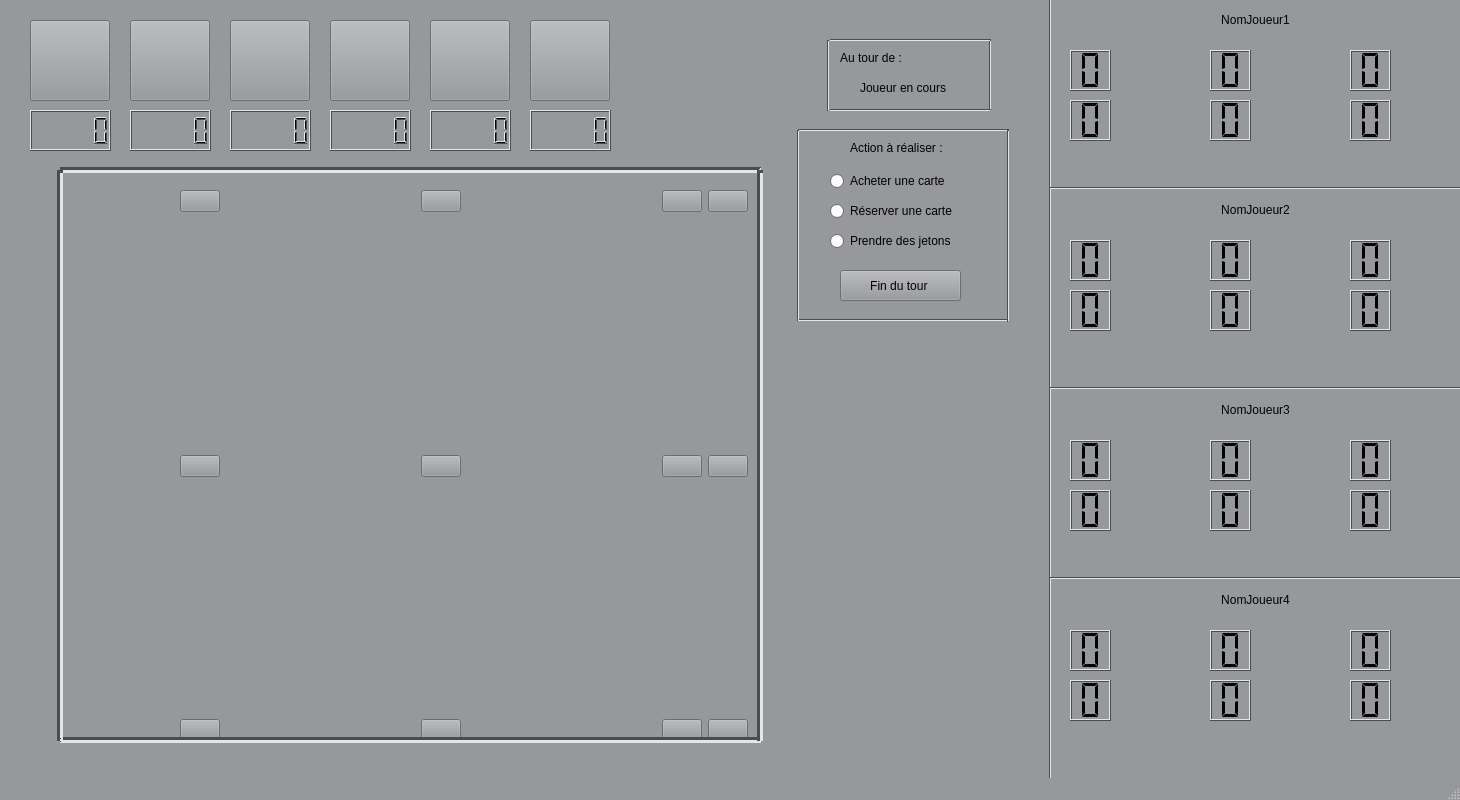
Before: the Qt Designer form Splendor/gamewindow.ui in lernerth/splendor, drawn with Qt 5.
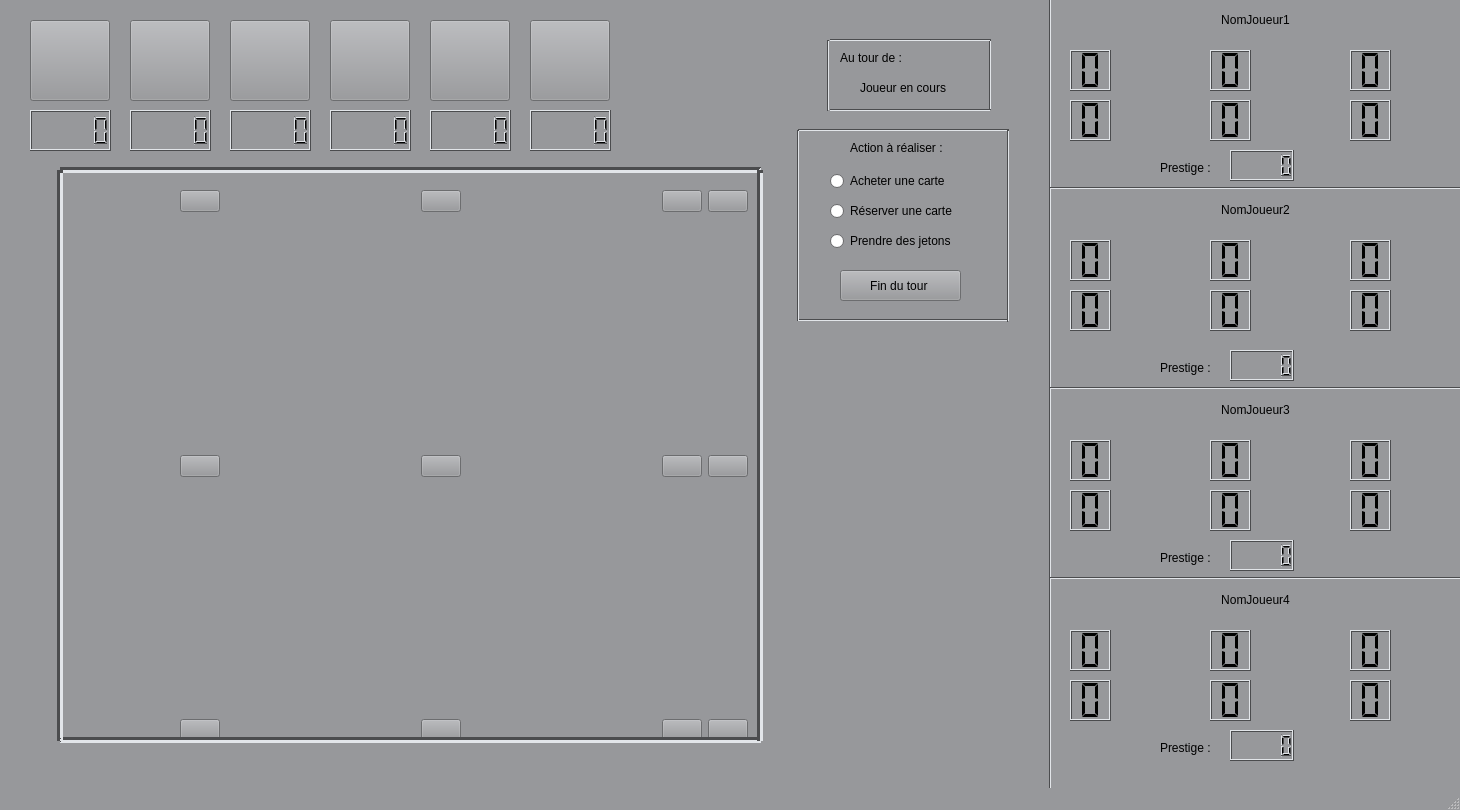
After: the same form once the commit is applied. Icons and pictures are not drawn.

Commit message: ajout prestige

```diff
--- a/Splendor/gamewindow.ui
+++ b/Splendor/gamewindow.ui
@@ -7,7 +7,7 @@
     <x>0</x>
     <y>0</y>
     <width>1460</width>
-    <height>800</height>
+    <height>810</height>
    </rect>
   </property>
   <property name="palette">
@@ -2598,6 +2598,98 @@
      <bool>true</bool>
     </property>
    </widget>
+   <widget class="QLabel" name="label_3">
+    <property name="geometry">
+     <rect>
+      <x>1160</x>
+      <y>160</y>
+      <width>71</width>
+      <height>16</height>
+     </rect>
+    </property>
+    <property name="text">
+     <string>Prestige : </string>
+    </property>
+   </widget>
+   <widget class="QLCDNumber" name="PrestigeJoueur1">
+    <property name="geometry">
+     <rect>
+      <x>1230</x>
+      <y>150</y>
+      <width>64</width>
+      <height>31</height>
+     </rect>
+    </property>
+   </widget>
+   <widget class="QLCDNumber" name="PrestigeJoueur2">
+    <property name="geometry">
+     <rect>
+      <x>1230</x>
+      <y>350</y>
+      <width>64</width>
+      <height>31</height>
+     </rect>
+    </property>
+   </widget>
+   <widget class="QLabel" name="label_4">
+    <property name="geometry">
+     <rect>
+      <x>1160</x>
+      <y>360</y>
+      <width>71</width>
+      <height>16</height>
+     </rect>
+    </property>
+    <property name="text">
+     <string>Prestige : </string>
+    </property>
+   </widget>
+   <widget class="QLCDNumber" name="PrestigeJoueur3">
+    <property name="geometry">
+     <rect>
+      <x>1230</x>
+      <y>540</y>
+      <width>64</width>
+      <height>31</height>
+     </rect>
+    </property>
+   </widget>
+   <widget class="QLabel" name="label_5">
+    <property name="geometry">
+     <rect>
+      <x>1160</x>
+      <y>550</y>
+      <width>71</width>
+      <height>16</height>
+     </rect>
+    </property>
+    <property name="text">
+     <string>Prestige : </string>
+    </property>
+   </widget>
+   <widget class="QLCDNumber" name="PrestigeJoueur4">
+    <property name="geometry">
+     <rect>
+      <x>1230</x>
+      <y>730</y>
+      <width>64</width>
+      <height>31</height>
+     </rect>
+    </property>
+   </widget>
+   <widget class="QLabel" name="label_6">
+    <property name="geometry">
+     <rect>
+      <x>1160</x>
+      <y>740</y>
+      <width>71</width>
+      <height>16</height>
+     </rect>
+    </property>
+    <property name="text">
+     <string>Prestige : </string>
+    </property>
+   </widget>
   </widget>
   <widget class="QMenuBar" name="menubar">
    <property name="geometry">
```
Left out of the diff: 2 changed lines with no effect on the pictures. The commit also changes 29 other files.
